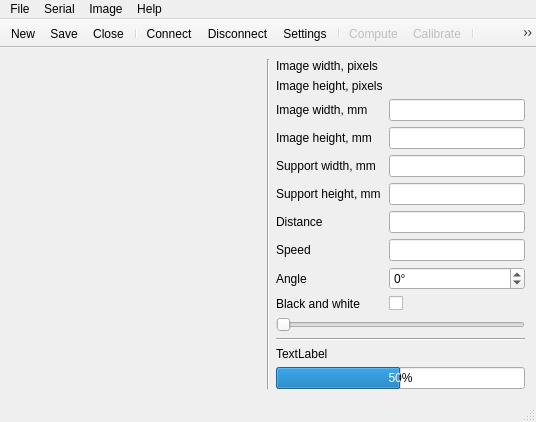
troisiemetype/c-projecteur-laser, file projecteurlaser.ui: the form before one commit.
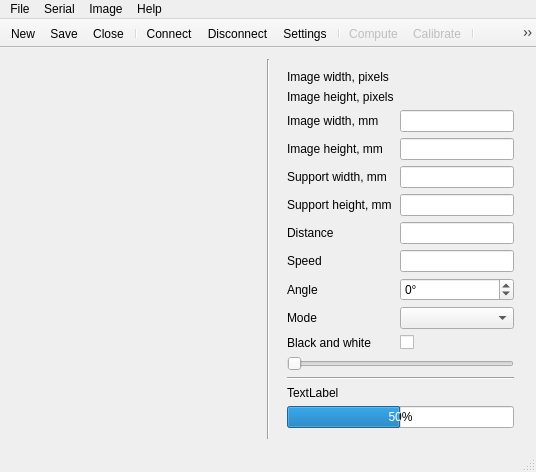
The form after the commit.

Commit message: Modified projecteurlaser; Tied distance field to the value used for computing. Info is now hidden when sendgin data. Computing now cancels sending. Added a mode field.

```diff
--- a/projecteurlaser.ui
+++ b/projecteurlaser.ui
@@ -7,7 +7,7 @@
     <x>0</x>
     <y>0</y>
     <width>536</width>
-    <height>399</height>
+    <height>428</height>
    </rect>
   </property>
   <property name="windowTitle">
@@ -48,6 +48,7 @@
      </widget>
     </item>
     <item>
+     <widget class="QWidget" name="infosWidget" native="true">
      <layout class="QVBoxLayout" name="infosLayout">
       <property name="sizeConstraint">
        <enum>QLayout::SetNoConstraint</enum>
@@ -148,7 +149,7 @@
           </property>
          </widget>
         </item>
-        <item row="9" column="0">
+         <item row="10" column="0">
          <widget class="QLabel" name="blackWhiteLabel">
           <property name="text">
            <string>Black and white</string>
@@ -165,7 +166,7 @@
         <item row="7" column="1">
          <widget class="QLineEdit" name="speedLineEdit"/>
         </item>
-        <item row="9" column="1">
+         <item row="10" column="1">
          <widget class="QCheckBox" name="blackWhiteCheckEdit">
           <property name="text">
            <string/>
@@ -198,6 +199,16 @@
           </property>
          </widget>
         </item>
+         <item row="9" column="0">
+          <widget class="QLabel" name="modeLabel">
+           <property name="text">
+            <string>Mode</string>
+           </property>
+          </widget>
+         </item>
+         <item row="9" column="1">
+          <widget class="QComboBox" name="modeComboBox"/>
+         </item>
        </layout>
       </item>
       <item>
@@ -245,6 +256,7 @@
        </spacer>
       </item>
      </layout>
+     </widget>
     </item>
    </layout>
   </widget>
```
Lines whose indentation alone changed are shown as unchanged. The commit also changes 4 other files.
